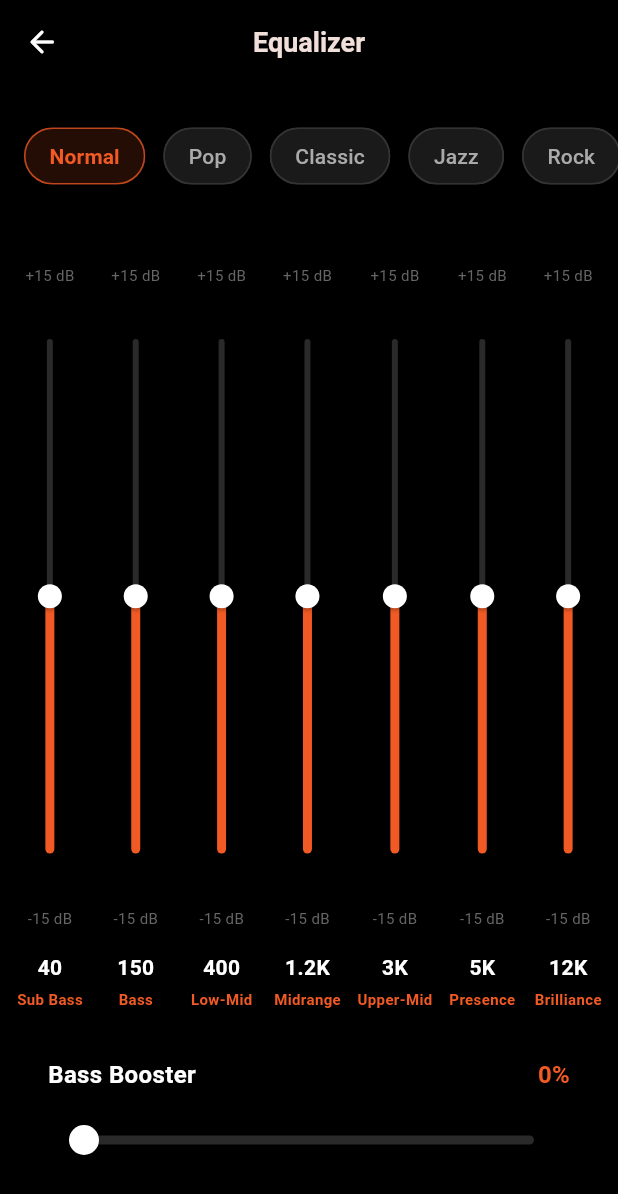
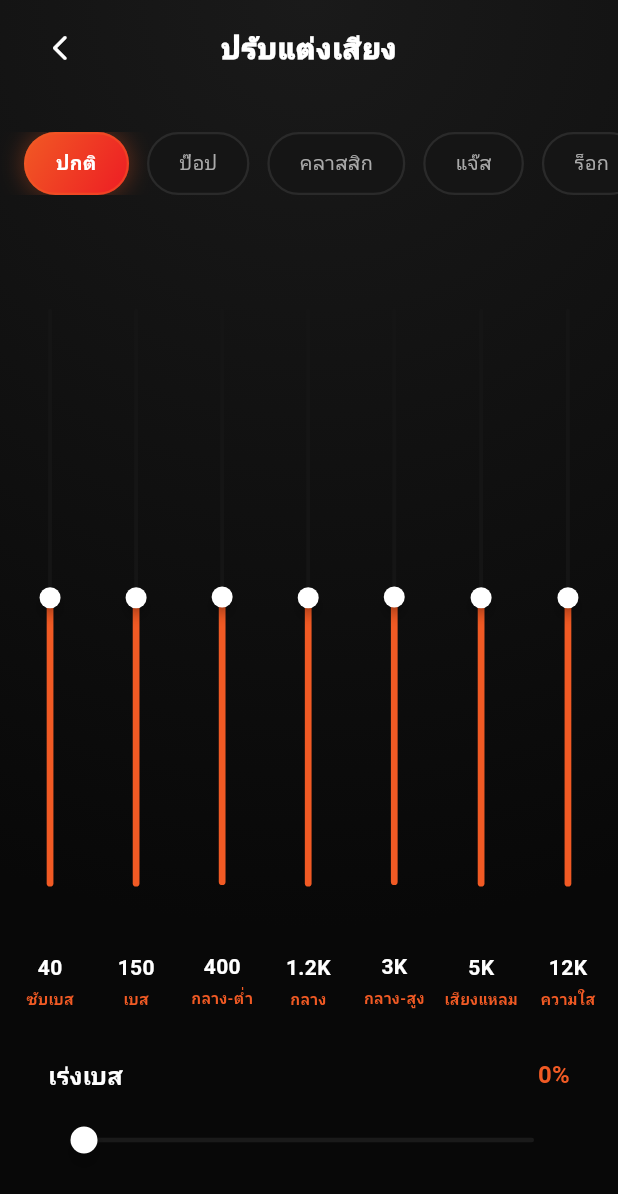
Before and after one commit to mydoodee/mplay, a Flutter app: the EqualizerScreen screen opened directly, on a phone screen of 412 x 824 dp. Shown: the top 1194 px of the screen. Run offline on Flutter 3.47's test engine with Material 3 defaults, Android fonts, the phone set to English and light mode, and no system bars; our stand-ins replace audio_service, cached_network_image, just_audio, shared_preferences, sqflite, sqflite_common_ffi; accounts and stored records are empty.

Commit message:
update-eq

```diff
--- a/yt_music_app/lib/screens/equalizer_screen.dart
+++ b/yt_music_app/lib/screens/equalizer_screen.dart
@@ -19,29 +19,55 @@ class EqualizerScreen extends StatelessWidget {
     }
 
     return Scaffold(
-      backgroundColor: Colors.black,
-      appBar: AppBar(
-        backgroundColor: Colors.black,
-        surfaceTintColor: Colors.transparent,
-        elevation: 0,
-        title: const Text(
-          'Equalizer',
-          style: TextStyle(fontWeight: FontWeight.bold, fontSize: 18),
+      extendBodyBehindAppBar: true,
+      body: Container(
+        decoration: const BoxDecoration(
+          color: Color(0xFF080808),
+          gradient: RadialGradient(
+            center: Alignment.topCenter,
+            radius: 1.5,
+            colors: [
+              Color(0xFF1A1A1A),
+              Color(0xFF080808),
+            ],
           ),
-        centerTitle: true,
-        leading: IconButton(
-          icon: const Icon(Icons.arrow_back_rounded, color: Colors.white),
+        ),
+        child: Column(
+          children: [
+            // Custom AppBar for premium feel
+            SafeArea(
+              child: Padding(
+                padding: const EdgeInsets.symmetric(horizontal: 16, vertical: 8),
+                child: Row(
+                  children: [
+                    IconButton(
+                      icon: const Icon(Icons.arrow_back_ios_new_rounded, color: Colors.white, size: 20),
                       onPressed: () => Navigator.pop(context),
                     ),
+                    const Expanded(
+                      child: Center(
+                        child: Text(
+                          'ปรับแต่งเสียง',
+                          style: TextStyle(
+                            color: Colors.white,
+                            fontSize: 19,
+                            fontWeight: FontWeight.w900,
+                            letterSpacing: 0.5,
                           ),
-      body: Column(
-        children: [
+                        ),
+                      ),
+                    ),
+                    const SizedBox(width: 48), // Balance for back button
+                  ],
+                ),
+              ),
+            ),
             const SizedBox(height: 24),
 
           Expanded(
             child: Column(
               children: [
-                // Presets
+                // 🎨 Modern Presets Selector
                 SingleChildScrollView(
                   scrollDirection: Axis.horizontal,
                   padding: const EdgeInsets.symmetric(horizontal: 16),
@@ -50,25 +76,45 @@ class EqualizerScreen extends StatelessWidget {
                       final isSelected = preset == eqProvider.selectedPreset;
                       return Padding(
                         padding: const EdgeInsets.only(right: 12),
-                        child: ChoiceChip(
-                          label: Text(preset),
-                          selected: isSelected,
-                          showCheckmark: false,
-                          onSelected: (selected) {
-                            if (selected) {
-                              eqProvider.setPreset(preset);
-                            }
-                          },
-                          backgroundColor: const Color(0xFF1A1A1A),
-                          selectedColor: const Color(0xFFF15A24).withValues(alpha: 0.15),
-                          labelStyle: TextStyle(
-                            color: isSelected ? const Color(0xFFF15A24) : const Color(0xFFAAAAAA),
-                            fontWeight: isSelected ? FontWeight.w700 : FontWeight.w500,
+                        child: GestureDetector(
+                          onTap: () => eqProvider.setPreset(preset),
+                          child: AnimatedContainer(
+                            duration: const Duration(milliseconds: 250),
+                            curve: Curves.easeInOut,
+                            padding: const EdgeInsets.symmetric(horizontal: 20, vertical: 10),
+                            decoration: BoxDecoration(
+                              borderRadius: BorderRadius.circular(25),
+                              gradient: isSelected
+                                  ? const LinearGradient(
+                                      colors: [Color(0xFFF15A24), Color(0xFFED1C24)],
+                                      begin: Alignment.topLeft,
+                                      end: Alignment.bottomRight,
+                                    )
+                                  : null,
+                              color: isSelected ? null : const Color(0xFF151515),
+                              border: Border.all(
+                                color: isSelected
+                                    ? const Color(0xFFF15A24).withValues(alpha: 0.5)
+                                    : const Color(0xFF2A2A2A),
+                                width: 1.5,
                               ),
-                          shape: RoundedRectangleBorder(
-                            borderRadius: BorderRadius.circular(20),
-                            side: BorderSide(
-                              color: isSelected ? const Color(0xFFF15A24).withValues(alpha: 0.5) : const Color(0xFF333333),
+                              boxShadow: isSelected
+                                  ? [
+                                      BoxShadow(
+                                        color: const Color(0xFFF15A24).withValues(alpha: 0.3),
+                                        blurRadius: 12,
+                                        spreadRadius: 2,
+                                      )
+                                    ]
+                                  : [],
+                            ),
+                            child: Text(
+                              preset,
+                              style: TextStyle(
+                                color: isSelected ? Colors.white : const Color(0xFFAAAAAA),
+                                fontWeight: isSelected ? FontWeight.w800 : FontWeight.w500,
+                                fontSize: 13,
+                              ),
                             ),
                           ),
                         ),
@@ -97,7 +143,7 @@ class EqualizerScreen extends StatelessWidget {
                       Row(
                         mainAxisAlignment: MainAxisAlignment.spaceBetween,
                         children: [
-                          const Text('Bass Booster', style: TextStyle(color: Colors.white, fontSize: 16, fontWeight: FontWeight.w700)),
+                          const Text('เร่งเบส', style: TextStyle(color: Colors.white, fontSize: 16, fontWeight: FontWeight.w700)),
                           Text('${eqProvider.bassBoosterLevel.round()}%', style: const TextStyle(color: Color(0xFFF15A24), fontSize: 16, fontWeight: FontWeight.w700)),
                         ],
                       ),
@@ -105,11 +151,14 @@ class EqualizerScreen extends StatelessWidget {
                       SliderTheme(
                         data: SliderTheme.of(context).copyWith(
                           activeTrackColor: const Color(0xFFF15A24),
-                          inactiveTrackColor: const Color(0xFF2A2A2A),
+                          inactiveTrackColor: const Color(0xFF1A1A1A),
                           thumbColor: Colors.white,
                           overlayColor: const Color(0xFFF15A24).withValues(alpha: 0.2),
-                          trackHeight: 6,
-                          thumbShape: const RoundSliderThumbShape(enabledThumbRadius: 10),
+                          trackHeight: 3,
+                          thumbShape: const RoundSliderThumbShape(
+                            enabledThumbRadius: 9,
+                            elevation: 4,
+                          ),
                         ),
                         child: Slider(
                           value: eqProvider.bassBoosterLevel,
@@ -129,38 +178,38 @@ class EqualizerScreen extends StatelessWidget {
           ),
         ],
       ),
+    ),
   );
 }
 
   Widget _buildSlider(BuildContext context, EqualizerProvider eqProvider, int index) {
     final List<String> bandLabels = [
-      'Sub Bass',
-      'Bass',
-      'Low-Mid',
-      'Midrange',
-      'Upper-Mid',
-      'Presence',
-      'Brilliance'
+      'ซับเบส',
+      'เบส',
+      'กลาง-ต่ำ',
+      'กลาง',
+      'กลาง-สูง',
+      'เสียงแหลม',
+      'ความใส'
     ];
 
     return Column(
       children: [
-        const Text(
-          '+15 dB',
-          style: TextStyle(color: Color(0xFF666666), fontSize: 10),
-        ),
-        const SizedBox(height: 12),
+        const SizedBox(height: 4),
         Expanded(
           child: RotatedBox(
             quarterTurns: 3,
             child: SliderTheme(
               data: SliderTheme.of(context).copyWith(
                 activeTrackColor: const Color(0xFFF15A24),
-                inactiveTrackColor: const Color(0xFF2A2A2A),
+                inactiveTrackColor: const Color(0xFF151515),
                 thumbColor: Colors.white,
                 overlayColor: const Color(0xFFF15A24).withValues(alpha: 0.2),
-                trackHeight: 4,
-                thumbShape: const RoundSliderThumbShape(enabledThumbRadius: 8),
+                trackHeight: 2.5,
+                thumbShape: const RoundSliderThumbShape(
+                  enabledThumbRadius: 7,
+                  elevation: 3,
+                ),
               ),
               child: Slider(
                 value: eqProvider.bandValues[index].clamp(-15.0, 15.0),
@@ -173,11 +222,7 @@ class EqualizerScreen extends StatelessWidget {
             ),
           ),
         ),
-        const SizedBox(height: 12),
-        const Text(
-          '-15 dB',
-          style: TextStyle(color: Color(0xFF666666), fontSize: 10),
-        ),
+        const SizedBox(height: 4),
         const SizedBox(height: 16),
         Text(
           eqProvider.bands[index],
--- a/yt_music_app/lib/services/equalizer_provider.dart
+++ b/yt_music_app/lib/services/equalizer_provider.dart
@@ -10,12 +10,12 @@ class EqualizerProvider extends ChangeNotifier {
   final MyAudioHandler audioHandler;
 
   bool _isEqualizerEnabled = true;
-  String _selectedPreset = 'Normal';
+  String _selectedPreset = 'ปกติ';
   double _bassBoosterLevel = 0.0;
   List<double> _bandValues = [0.0, 0.0, 0.0, 0.0, 0.0, 0.0, 0.0];
   List<double> _customBandValues = [0.0, 0.0, 0.0, 0.0, 0.0, 0.0, 0.0];
 
-  final List<String> presets = ['Normal', 'Pop', 'Classic', 'Jazz', 'Rock', 'Custom'];
+  final List<String> presets = ['ปกติ', 'ป๊อป', 'คลาสสิก', 'แจ๊ส', 'ร็อก', 'กำหนดเอง'];
   final List<String> bands = ['40', '150', '400', '1.2K', '3K', '5K', '12K'];
 
   bool get isEqualizerEnabled => _isEqualizerEnabled;
@@ -30,7 +30,7 @@ class EqualizerProvider extends ChangeNotifier {
   Future<void> _loadSettings() async {
     final prefs = await SharedPreferences.getInstance();
     _isEqualizerEnabled = prefs.getBool('eq_enabled') ?? true;
-    _selectedPreset = prefs.getString('eq_preset') ?? 'Normal';
+    _selectedPreset = prefs.getString('eq_preset') ?? 'ปกติ';
     _bassBoosterLevel = prefs.getDouble('eq_bass_boost') ?? 0.0;
 
     final savedBands = prefs.getString('eq_bands');
@@ -73,17 +73,17 @@ class EqualizerProvider extends ChangeNotifier {
 
   void setPreset(String preset) {
     _selectedPreset = preset;
-    if (_selectedPreset == 'Normal') {
+    if (_selectedPreset == 'ปกติ') {
       _bandValues = [0.0, 0.0, 0.0, 0.0, 0.0, 0.0, 0.0];
-    } else if (preset == 'Pop') {
+    } else if (preset == 'ป๊อป') {
       _bandValues = [-2.0, -1.0, 2.0, 3.0, 4.0, 2.0, -2.0];
-    } else if (preset == 'Rock') {
+    } else if (preset == 'ร็อก') {
       _bandValues = [5.0, 4.0, 2.0, -1.0, 2.0, 3.0, 5.0];
-    } else if (preset == 'Jazz') {
+    } else if (preset == 'แจ๊ส') {
       _bandValues = [3.0, 2.0, 1.0, -1.0, 1.0, 2.0, 4.0];
-    } else if (preset == 'Classic') {
+    } else if (preset == 'คลาสสิก') {
       _bandValues = [4.0, 3.0, 2.0, -2.0, -1.0, 3.0, 4.0];
-    } else if (preset == 'Custom') {
+    } else if (preset == 'กำหนดเอง') {
       _bandValues = List.from(_customBandValues);
     }
     notifyListeners();
@@ -93,7 +93,7 @@ class EqualizerProvider extends ChangeNotifier {
   void setBandValue(int index, double value) {
     _bandValues[index] = value;
     _customBandValues[index] = value;
-    _selectedPreset = 'Custom';
+    _selectedPreset = 'กำหนดเอง';
     notifyListeners();
     saveSettings();
   }
```
Also changed, not shown: 3 other files. Lines whose indentation alone changed are shown as unchanged.
